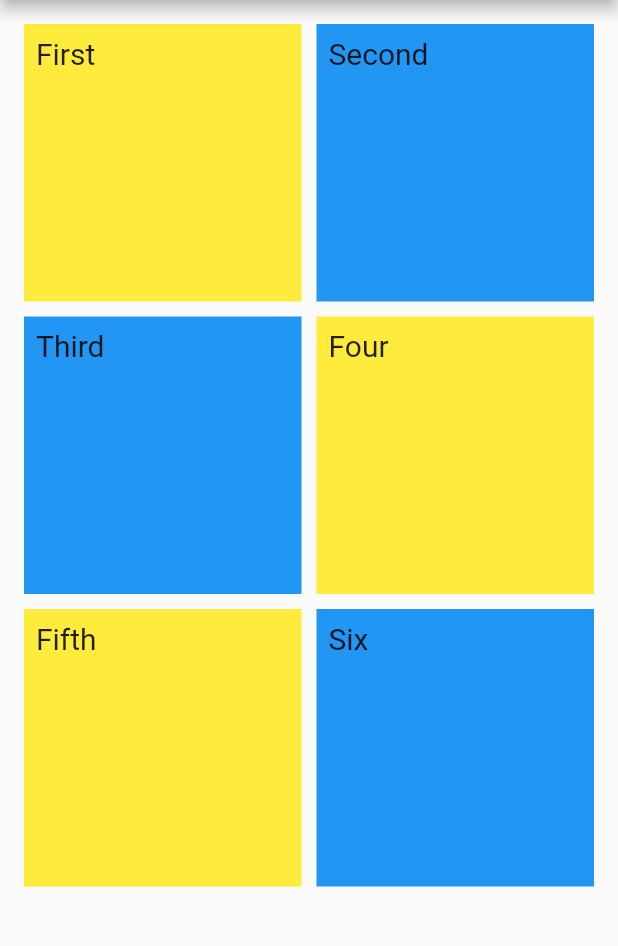
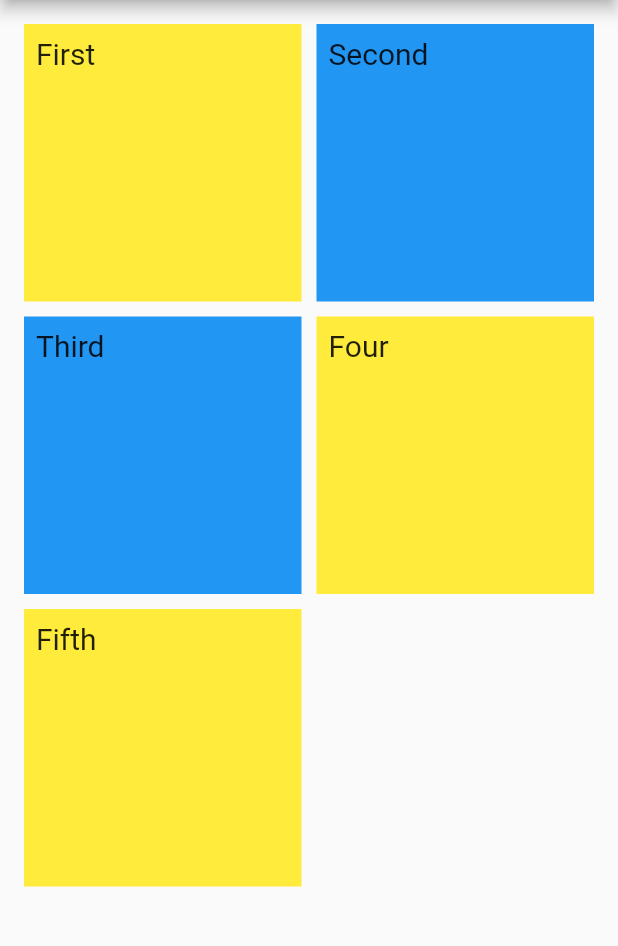
Before and after one commit to JocelynVelarde/VOLTEC-Inventory-App, a Flutter app: the screen it shows after launch, on a phone screen of 412 x 824 dp, the part 84-1030 px from its top. Run offline on Flutter 3.47's test engine with Material 2 defaults, Android fonts, the light colour scheme and no system bars.

```diff
--- a/lib/MyGridScreen.dart
+++ b/lib/MyGridScreen.dart
@@ -46,11 +46,6 @@ class _MyGridScreenState extends State<MyGridScreen> {
             child: const Text('Fifth', style: TextStyle(fontSize: 20)),
             color: Colors.yellow,
           ),
-          Container(
-            padding: const EdgeInsets.all(8),
-            child: const Text('Six', style: TextStyle(fontSize: 20)),
-            color: Colors.blue,
-          ),
         ],
       )),
     );
```
Also changed, not shown: 1 other file.
